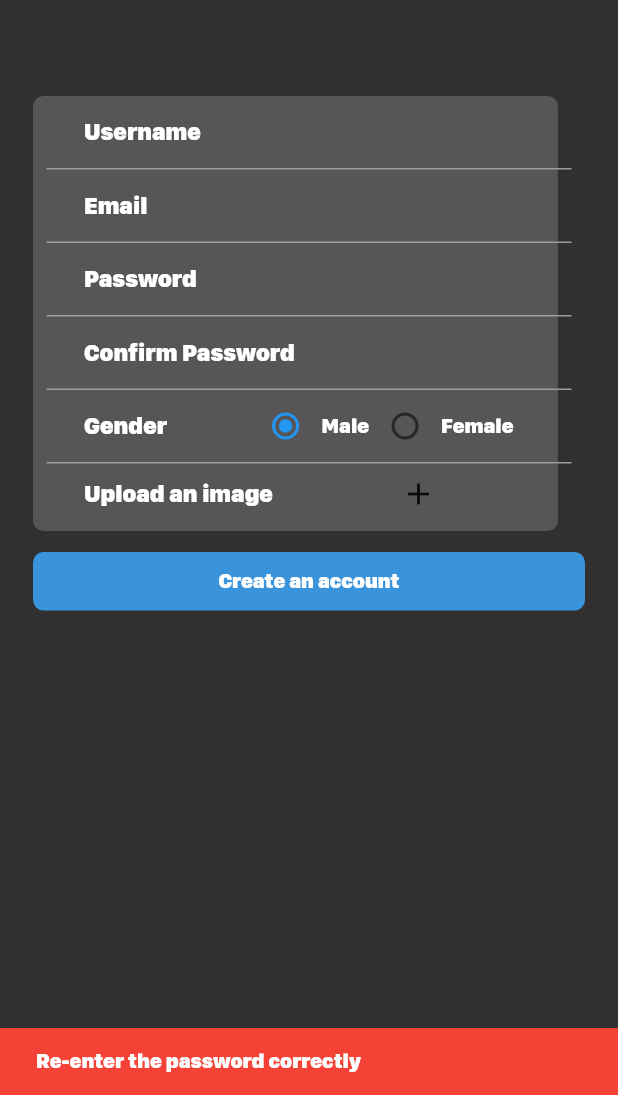
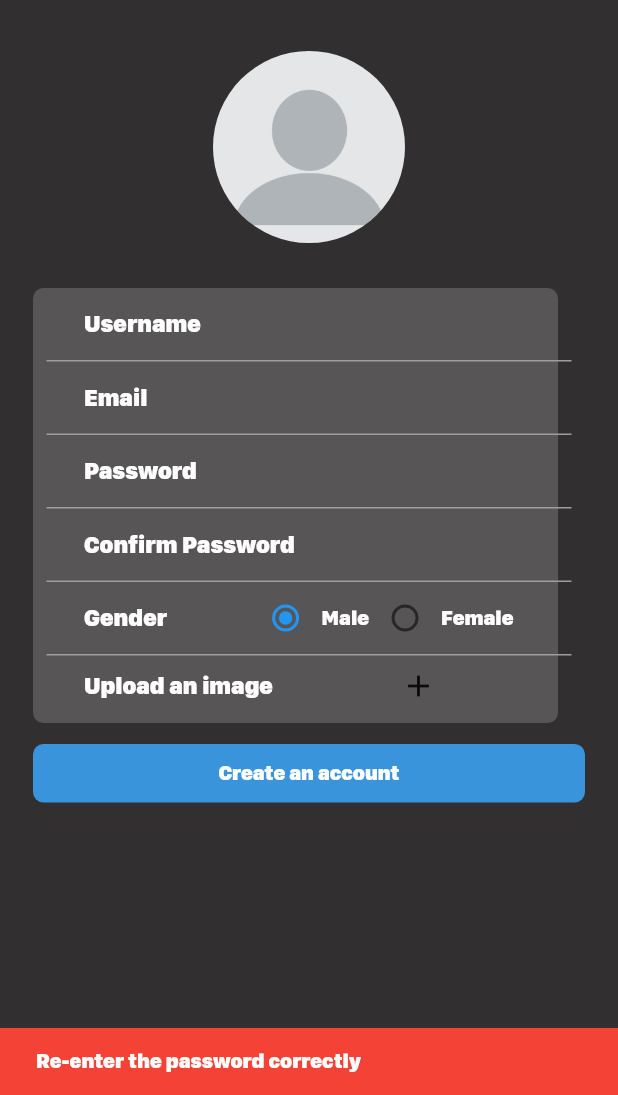
Before and after one commit to seifibrahim32/SendizerApp, a Flutter app: the RegisterScreen screen opened directly, after a tap on "Create an account", on a phone screen of 412 x 824 dp, the part 141-1236 px from its top. Run offline on Flutter 3.47's test engine with Material 2 defaults, Android fonts, the phone set to English and light mode, and no system bars; our stand-ins replace cloud_firestore, firebase_auth, firebase_core, firebase_storage, image_cropper, image_picker and 1 more; accounts and stored records are empty.

Commit message:
'Flutter App'

```diff
--- a/lib/chatlist_screen.dart
+++ b/lib/chatlist_screen.dart
@@ -82,7 +82,7 @@ class _ChatListScreenState extends State<ChatListScreen> {
       ),
         body : Container(
           color: Color(0xFF312F2F),
-          child : current_index == 0 ? Chatlist() : SettingsScreen()
+          child : current_index == 0 ? Chatlist(username: widget.user_name) : SettingsScreen()
         ),
 
     );
--- a/lib/registerscreen.dart
+++ b/lib/registerscreen.dart
@@ -72,7 +72,6 @@ class _RegisterScreenState extends State<RegisterScreen> {
   Widget build(BuildContext context) {
     return SafeArea(
       child: Scaffold(
-
         appBar: AppBar(
           leading: IconButton(
             icon: Icon(Icons.arrow_back),
@@ -111,13 +110,18 @@ class _RegisterScreenState extends State<RegisterScreen> {
                     ],
                   ),
                   SizedBox(height: 34),
-                  imageFile == null ? Container() : Column(
+                  imageFile == null ? ClipRRect(
+                      borderRadius: BorderRadius.circular(64.0),
+                      child: Image.asset(
+                          "assets/blank-profile.webp",
+                          scale:10.0
+                      )) : Column(
                     children: [
                       Padding(
                         padding: const EdgeInsets.all(8.0),
                         child: ClipRRect(
                             borderRadius: BorderRadius.circular(64.0),
-                            child: Image.file(croppedImage!)),
+                            child: Image.file(imageFile!)),
                       ),
                     ],
                   ),
@@ -132,16 +136,15 @@ class _RegisterScreenState extends State<RegisterScreen> {
                           decoration: BoxDecoration(
                               color: Color(0xFF575555),
                               border: Border.all(color: Colors.transparent),
-                              borderRadius: BorderRadius.circular(7)),
+                              borderRadius: BorderRadius.circular(7)
+                          ),
                           width: 350,
                           height: 290,
                         ),
-
                         Form(
                           key: regkey,
                           child: Column(
                               children: [
-
                             textFormField(
                                 suffixIcon: null,
                                 hintText: "Username",
@@ -180,7 +183,8 @@ class _RegisterScreenState extends State<RegisterScreen> {
                                 type: "confirm_password",
                                 controller: confirm_password,
                                 isHidden: true,
-                                suffixIcon: null),
+                                suffixIcon: null
+                            ),
                             Container(
                                 width: 350, height: 1, color: Colors.grey),
                             Row(children: [
@@ -275,8 +279,11 @@ class _RegisterScreenState extends State<RegisterScreen> {
                                   .where("username", isEqualTo: newusername.text.toString())
                                   .get();
 
-                              if(snapshot.size != 0 && snapshot.docs[0]['username'] == newusername.text) {
-                                throw Exception('Username is already registered');
+                              if(snapshot.size != 0) {
+                                for ( int i = 0 ; i < snapshot.docs.length ; i++){
+                                  if(snapshot.docs[i]['username'] == newusername.text){
+                                    throw Exception('Username is already registered');}
+                                }
                               }
                               await auth
                                   .createUserWithEmailAndPassword(
@@ -286,16 +293,17 @@ class _RegisterScreenState extends State<RegisterScreen> {
                                 CollectionReference users = FirebaseFirestore
                                     .instance
                                     .collection('users');
-                                Reference reference = FirebaseStorage.instance.ref().child("image: "
+
+                                Reference reference = FirebaseStorage.instance.ref().child("images/"
                                     + DateTime.now().toString());
 
+                                print(croppedImage!.path);
                                 UploadTask uploadTask = reference.putFile(croppedImage!);
 
                                 uploadTask.then((res) async {
                                   downloadLink = await res.ref.getDownloadURL();
                                   print(downloadLink.toString());
                                   print('File Uploaded');
-                                });
                                   users.add({
                                     "email": email.text.trim().toString(),
                                     "gender": gender_registered,
@@ -304,6 +312,8 @@ class _RegisterScreenState extends State<RegisterScreen> {
                                     "profileImage" : downloadLink.toString(),
                                     "username": newusername.text.trim().toString()
                                   });
+                                });
+
                               });
                               Navigator.pushAndRemoveUntil(context,  PageRouteBuilder(
                                 pageBuilder: (c, a1, a2) => ChatListScreen(user_name: newusername.text),
@@ -315,7 +325,7 @@ class _RegisterScreenState extends State<RegisterScreen> {
                                   .showSnackBar(SnackBar(
                                 content: Text(
                                     'Sucessfully Registered'),
-                                duration: Duration(seconds: 5),
+                                duration: Duration(seconds: 2),
                               ));
                             } on FirebaseAuthException catch (error) {
                               ScaffoldMessenger.of(context)
--- a/pubspec.yaml
+++ b/pubspec.yaml
@@ -65,6 +65,7 @@ flutter:
 
   assets:
     - assets/logo.png
+    - assets/blank-profile.webp
 
   fonts:
      - family: SF
```
Also changed, not shown: lib/reusable_data.dart (+37 -8 lines), assets/blank-profile.webp (added). Lines whose indentation alone changed are shown as unchanged.
